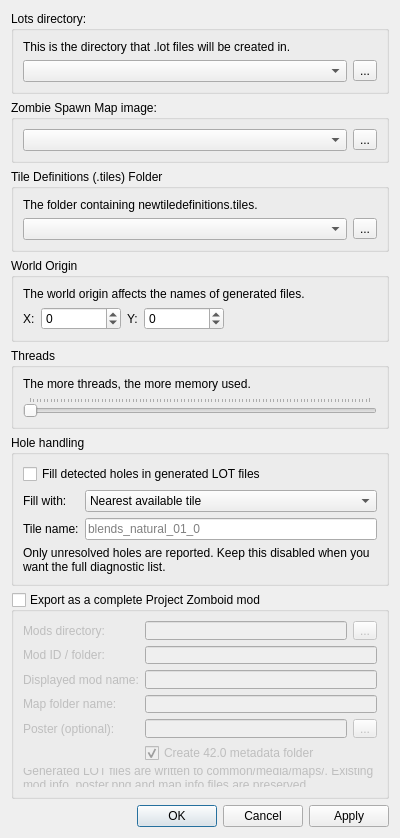
Qt form WorldEd/src/editor/generatelotsdialog.ui (Z3R0-BYT3Z/PZ_Mapping_Tools) before a commit.
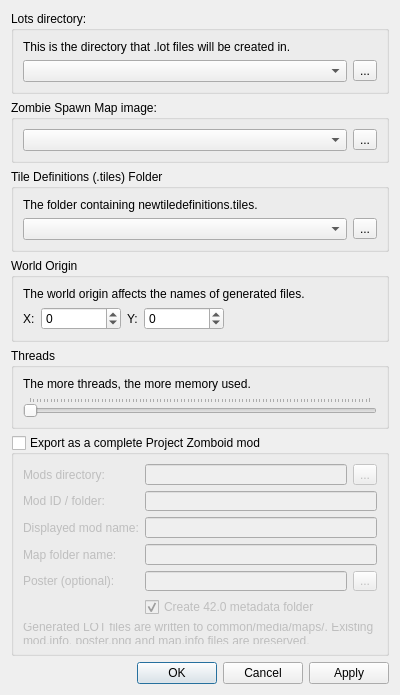
The same form after that commit.

Diff of the .ui file:
```diff
--- a/WorldEd/src/editor/generatelotsdialog.ui
+++ b/WorldEd/src/editor/generatelotsdialog.ui
@@ -7,14 +7,14 @@
     <x>0</x>
     <y>0</y>
     <width>400</width>
-    <height>790</height>
+    <height>690</height>
    </rect>
   </property>
   <property name="windowTitle">
    <string>Generate Lots</string>
   </property>
   <layout class="QGridLayout" name="gridLayout">
-   <item row="7" column="0">
+   <item row="6" column="0">
     <spacer name="verticalSpacer">
      <property name="orientation">
       <enum>Qt::Vertical</enum>
@@ -171,7 +171,7 @@
      </layout>
     </widget>
    </item>
-   <item row="8" column="0">
+   <item row="7" column="0">
     <widget class="QDialogButtonBox" name="buttonBox">
      <property name="orientation">
       <enum>Qt::Horizontal</enum>
@@ -181,7 +181,7 @@
      </property>
    </widget>
   </item>
-  <item row="6" column="0">
+  <item row="5" column="0">
    <widget class="QGroupBox" name="exportModGroup">
     <property name="title">
      <string>Export as a complete Project Zomboid mod</string>
@@ -288,74 +288,6 @@
     </layout>
    </widget>
   </item>
-  <item row="5" column="0">
-   <widget class="QGroupBox" name="holeRepairGroup">
-    <property name="title">
-     <string>Hole handling</string>
-    </property>
-    <layout class="QVBoxLayout" name="holeRepairLayout">
-     <item>
-      <widget class="QCheckBox" name="autoFillHoles">
-       <property name="text">
-        <string>Fill detected holes in generated LOT files</string>
-       </property>
-       <property name="toolTip">
-        <string>Repairs the generated LOT output on the fly. Source TMX and TBX files are not modified.</string>
-       </property>
-      </widget>
-     </item>
-     <item>
-      <layout class="QFormLayout" name="holeFillForm">
-       <item row="0" column="0">
-        <widget class="QLabel" name="holeFillModeLabel">
-         <property name="text">
-          <string>Fill with:</string>
-         </property>
-        </widget>
-       </item>
-       <item row="0" column="1">
-        <widget class="QComboBox" name="holeFillMode">
-         <item>
-          <property name="text">
-           <string>Nearest available tile</string>
-          </property>
-         </item>
-         <item>
-          <property name="text">
-           <string>Specific tile name</string>
-          </property>
-         </item>
-        </widget>
-       </item>
-       <item row="1" column="0">
-        <widget class="QLabel" name="holeFillTileLabel">
-         <property name="text">
-          <string>Tile name:</string>
-         </property>
-        </widget>
-       </item>
-       <item row="1" column="1">
-        <widget class="QLineEdit" name="holeFillTile">
-         <property name="placeholderText">
-          <string>blends_natural_01_0</string>
-         </property>
-        </widget>
-       </item>
-      </layout>
-     </item>
-     <item>
-      <widget class="QLabel" name="holeRepairHint">
-       <property name="text">
-        <string>Only unresolved holes are reported. Keep this disabled when you want the full diagnostic list.</string>
-       </property>
-       <property name="wordWrap">
-        <bool>true</bool>
-       </property>
-      </widget>
-     </item>
-    </layout>
-   </widget>
-  </item>
    <item row="0" column="0">
     <widget class="QGroupBox" name="groupBox">
      <property name="title">
```
